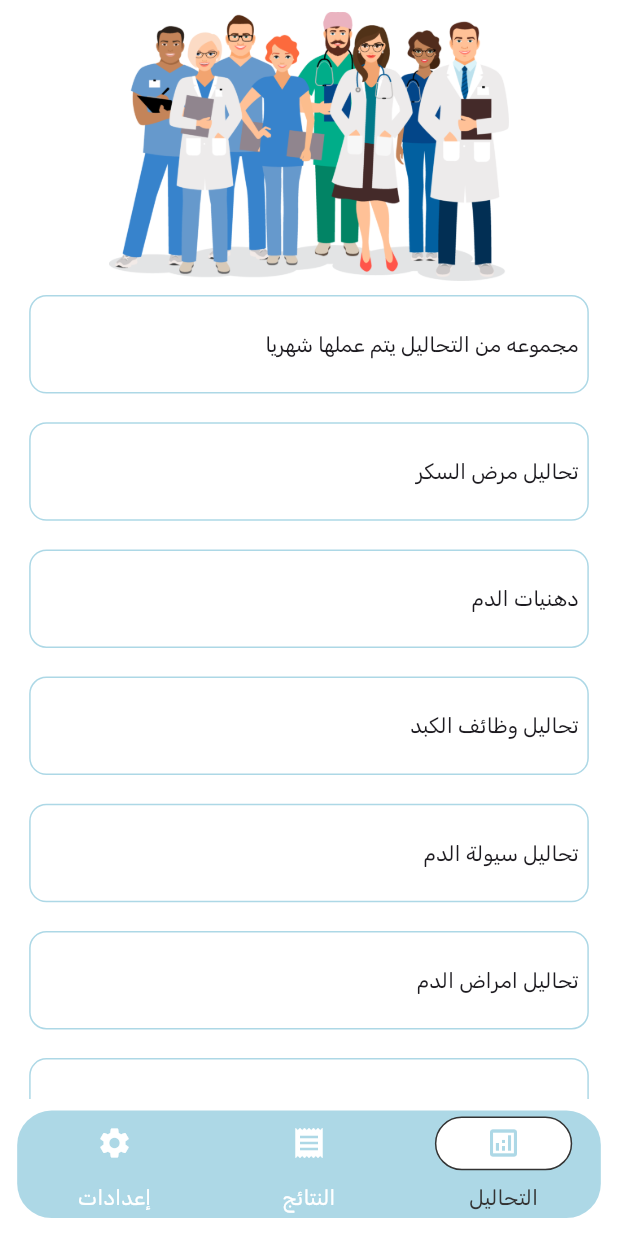
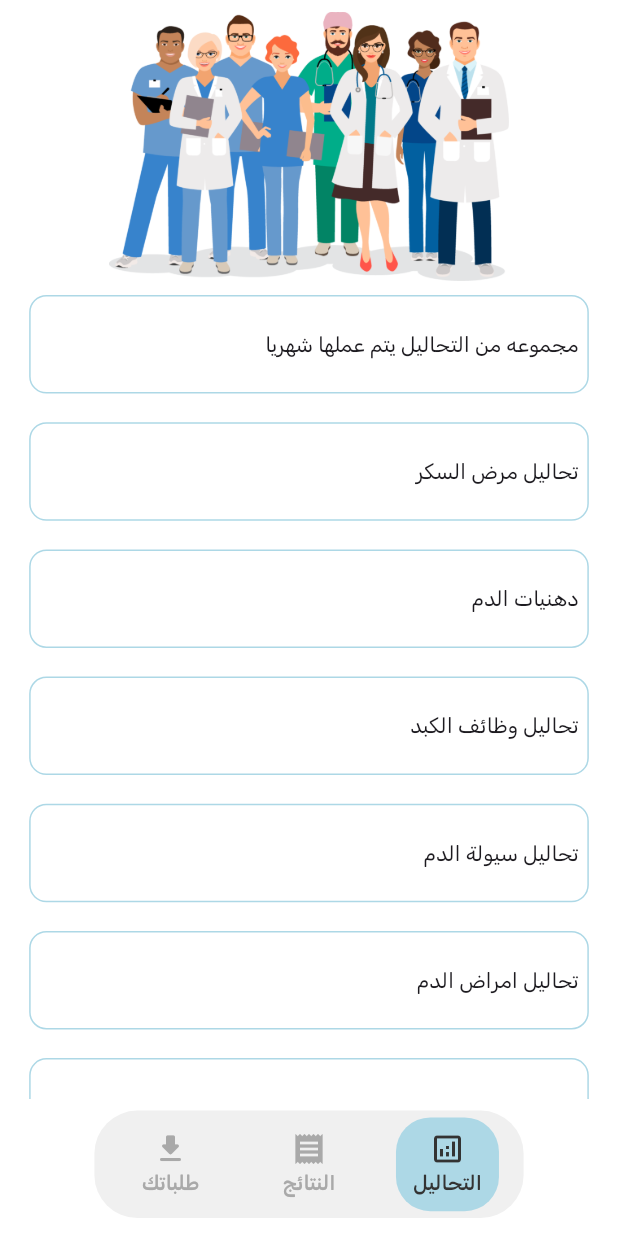
Before and after one commit to hossam-khedr/ayeenh_app, a Flutter app: the HomeScreen screen opened by its route, on a phone screen of 412 x 824 dp. Run offline on Flutter 3.47's test engine with Material 3 defaults, Android fonts, the phone set to English and light mode, and no system bars; our stand-ins replace cloud_firestore, dartz, easy_localization, firebase_auth, firebase_core, flutter_bloc and 3 more; accounts and stored records are empty.

Commit message:
finshing home screen ui and request user data and update custom nav bar

```diff
--- a/assets/i18n/ar-SA.json
+++ b/assets/i18n/ar-SA.json
@@ -17,10 +17,13 @@
   "age": "العمر",
   "analysis": "التحاليل",
   "add_request": "حجز موعد",
+  "user_requests": "طلباتك",
   "settings": "إعدادات",
   "results": "النتائج",
   "analysis_price": "سعر التحليل",
   "date": "التاريخ",
   "sure":"تأكيد",
-  "cancel": "إلغاء"
+  "cancel": "إلغاء",
+  "add_request_success_massage": "تم اضافة طلبك بنجاح",
+  "add_request_hint_massage": "سيتم دفع تكلفة التحليل عند الزياره"
 }
--- a/assets/i18n/en-US.json
+++ b/assets/i18n/en-US.json
@@ -17,9 +17,12 @@
   "age": "age",
   "analysis": "Analysis",
   "add_request": "Book an appointment",
+  "user_requests": "Your requests",
   "settings": "Settings",
   "results": "Results",
   "analysis_price": "Analysis price",
   "date": "Date",
-  "sure":"Sure"
+  "sure":"Sure",
+  "add_request_success_massage": "Your request has been added successfully.",
+  "add_request_hint_massage": "The cost of the analysis will be paid upon visit."
 }
--- a/lib/core/utilities/app_colors.dart
+++ b/lib/core/utilities/app_colors.dart
@@ -6,5 +6,6 @@ abstract class AppColors{
  static const Color gryColor = Color(0xFFA9A9A9);
  static const Color darkGryColor = Color(0xFF333333);
  static const Color favorite = Color(0xFFD92D20);
+ static const Color navBarColor = Color(0xFFD9D9D9);
  static const Color success = Colors.green;
 }
--- a/lib/features/home/presentation/screens/home_screen.dart
+++ b/lib/features/home/presentation/screens/home_screen.dart
@@ -39,7 +39,7 @@ class _HomeScreenState extends State<HomeScreen> {
                     : navBarItem == NavBarItem.results
                         ? Center(child: Text('results'.tr()))
                         : navBarItem == NavBarItem.setting
-                            ? Center(child: Text('settings'.tr()))
+                            ? Center(child: Text('user_requests'.tr()))
                             : const SizedBox.shrink(),
               ),
              // const Spacer(),
@@ -67,9 +67,9 @@ class _HomeScreenState extends State<HomeScreen> {
                     },
                   ),
                   ItemInNavBar(
-                    icon: Icons.settings,
+                    icon: Icons.get_app_rounded,
                     isSelected: navBarItem == NavBarItem.setting ? true : false,
-                    label: 'settings'.tr(),
+                    label: 'user_requests'.tr(),
                     onTap: () {
                       setState(() {
                         navBarItem = NavBarItem.setting;
--- a/lib/features/home/presentation/screens/widgets/custom_nav_bar.dart
+++ b/lib/features/home/presentation/screens/widgets/custom_nav_bar.dart
@@ -17,11 +17,12 @@ class _CustomNavBarState extends State<CustomNavBar> {
   @override
   Widget build(BuildContext context) {
     return Container(
-      width: double.infinity,
+      padding: EdgeInsets.all(4.w),
+      width: 250.w,
       height: 60.h,
       decoration: BoxDecoration(
-        color: AppColors.primaryColor,
-        borderRadius: BorderRadius.circular(AppSized.constantRadius),
+        color: AppColors.navBarColor.withOpacity(0.4),
+        borderRadius: BorderRadius.circular(25.r),
       ),
       child: Row(
         mainAxisAlignment: MainAxisAlignment.spaceAround,
--- a/lib/features/home/presentation/screens/widgets/item_in_nav_bar.dart
+++ b/lib/features/home/presentation/screens/widgets/item_in_nav_bar.dart
@@ -1,4 +1,5 @@
 import 'package:ayeenh/core/utilities/app_colors.dart';
+import 'package:ayeenh/core/utilities/app_styles.dart';
 import 'package:flutter/material.dart';
 import 'package:flutter_screenutil/flutter_screenutil.dart';
 
@@ -22,41 +23,39 @@ class ItemInNavBar extends StatefulWidget {
 class _ItemInNavBarState extends State<ItemInNavBar> {
   @override
   Widget build(BuildContext context) {
-    return InkWell(
+    return GestureDetector(
       onTap: widget.onTap,
+      child: Container(
+        padding: EdgeInsets.all(8.w),
+        width: 60.w,
+        height: 60.h,
+        decoration: BoxDecoration(
+          //shape: BoxShape.circle,
+          color: widget.isSelected
+              ? AppColors.primaryColor
+              : Colors.transparent,
+          borderRadius: BorderRadius.circular(20.r),
+        ),
         child: Column(
           mainAxisAlignment: MainAxisAlignment.spaceAround,
           children: [
-          Container(
-            width: 80.w,
-            height: 30.h,
-            decoration: BoxDecoration(
-              color: widget.isSelected
-                  ? AppColors.whitColor
-                  : AppColors.primaryColor,
-              borderRadius: BorderRadius.circular(30.r),
-              border: Border.all(
+            Icon(
+              widget.icon,
               color: widget.isSelected
                   ? AppColors.darkGryColor
-                      : AppColors.primaryColor,
-                  width: widget.isSelected ? 1.0 : 0.0),
-            ),
-            child: Icon(
-              widget.icon,
-              color: widget.isSelected
-                  ? AppColors.primaryColor
-                  : AppColors.whitColor,
-            ),
+                  : AppColors.gryColor,
             ),
             Text(
               widget.label,
-            style: TextStyle(
+              style: AppStyles.subTitleStyle(
+              ).copyWith(
                 color: widget.isSelected
                     ? AppColors.darkGryColor
-                  : AppColors.whitColor,
+                    : AppColors.gryColor,
               ),
             ),
           ],
+        )
       ),
     );
   }
```
Also changed, not shown: lib/features/home/domain/entities/request_model.dart (added, +12 -0 lines), lib/features/home/presentation/screens/widgets/add_request_inpu_user.dart (+7 -0 lines), lib/features/home/presentation/screens/widgets/add_request_success.dart (added, +47 -0 lines). Lines whose indentation alone changed are shown as unchanged.
